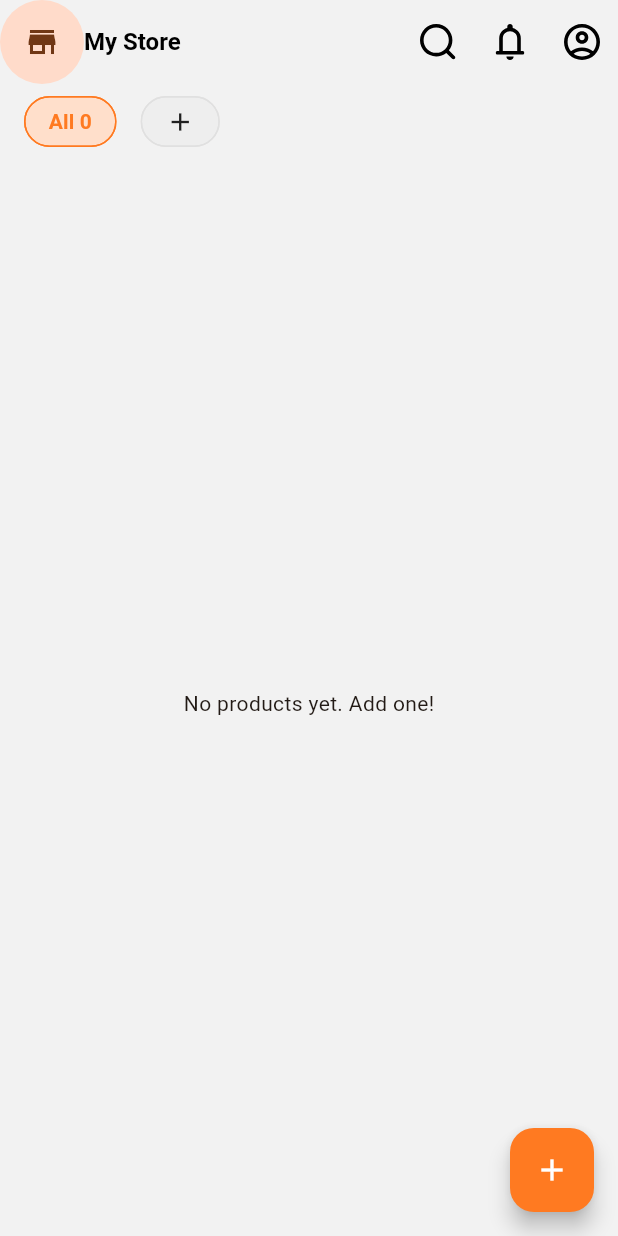
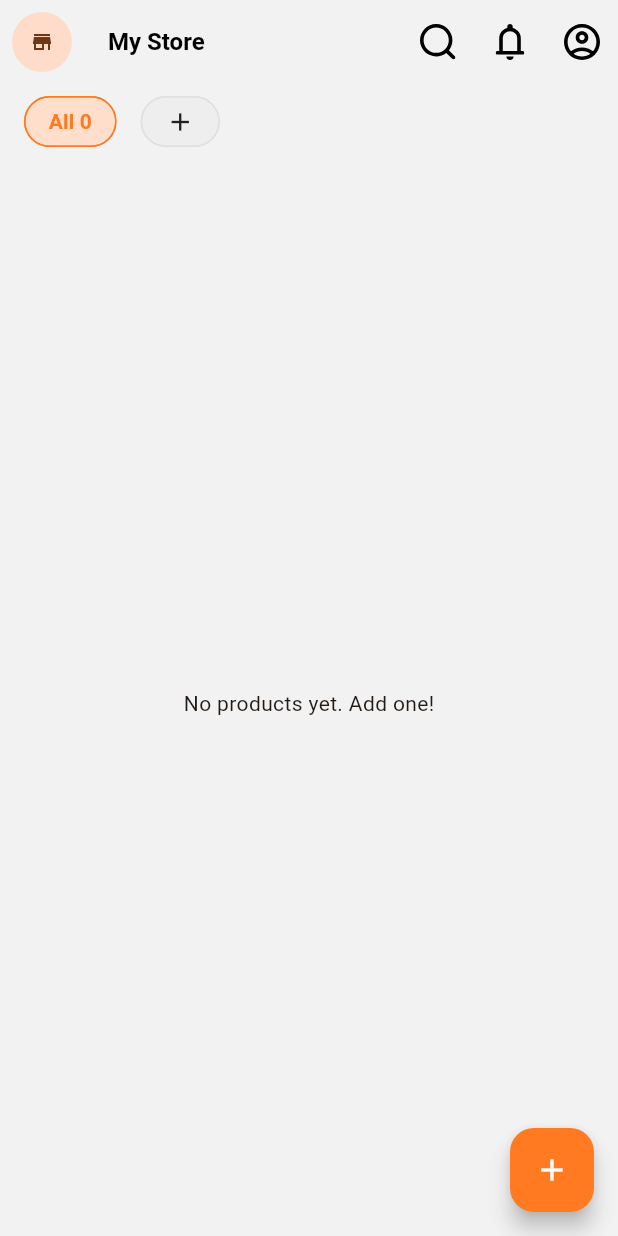
Before and after one commit to SimpliMinimalist/project, a Flutter app: the HomeScreen screen opened by its route, on a phone screen of 412 x 824 dp. Run offline on Flutter 3.47's test engine with Material 3 defaults, Android fonts, the phone set to English and light mode, and no system bars; our stand-ins replace carousel_slider, flutter_svg, go_router, google_fonts, image_picker, pinput and 1 more.

Commit message:
Fix: Adjust app bar logo size and spacing

```diff
--- a/lib/features/home/screens/home_screen.dart
+++ b/lib/features/home/screens/home_screen.dart
@@ -126,7 +126,7 @@ class _HomeScreenState extends State<HomeScreen> {
     Widget leadingContent;
     if (storeProvider.logo != null && !_isSelectionMode) {
       leadingContent = CircleAvatar(
-        radius: 18,
+        radius: 12,
         backgroundImage: FileImage(storeProvider.logo!),
       );
     } else if (_isSelectionMode) {
@@ -141,8 +141,8 @@ class _HomeScreenState extends State<HomeScreen> {
       );
     } else {
       leadingContent = const CircleAvatar(
-        radius: 18,
-        child: Icon(Icons.store),
+        radius: 12,
+        child: Icon(Icons.store, size: 16),
       );
     }
 
@@ -155,8 +155,10 @@ class _HomeScreenState extends State<HomeScreen> {
             SliverAppBar(
               floating: true,
               pinned: _isSelectionMode,
-              titleSpacing: 0,
-              leading: leadingContent,
+              leading: Padding(
+                padding: const EdgeInsets.all(8.0),
+                child: leadingContent,
+              ),
               title: _isSelectionMode
                   ? Text('${_selectedProducts.length} selected')
                   : Text(
```
